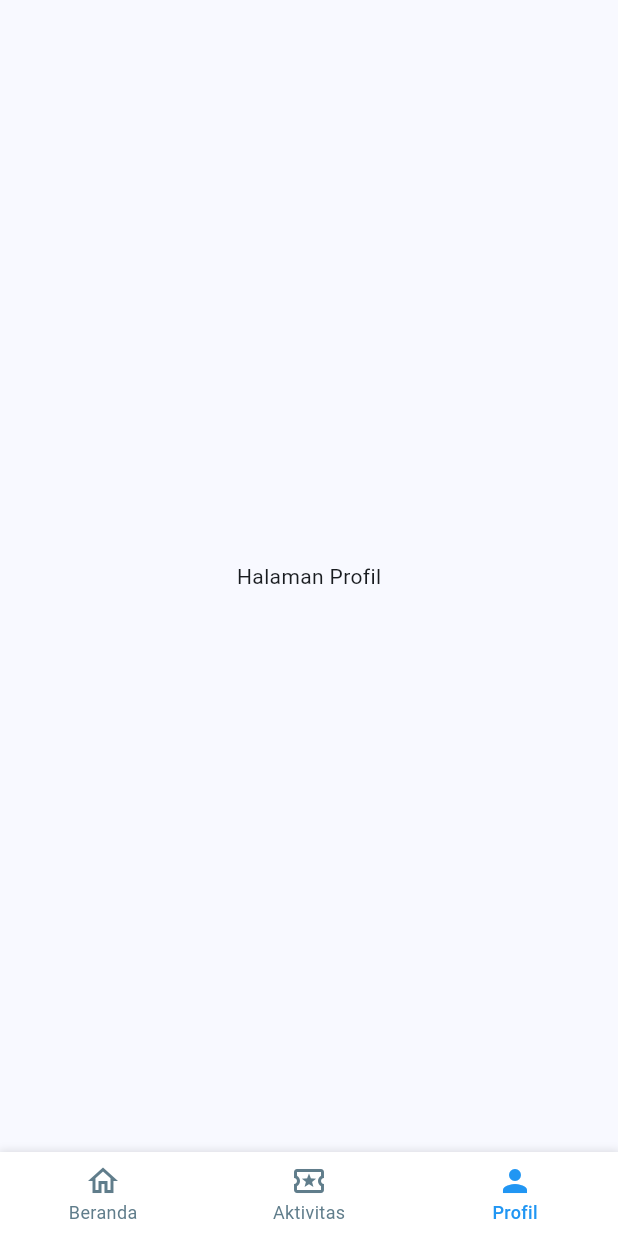
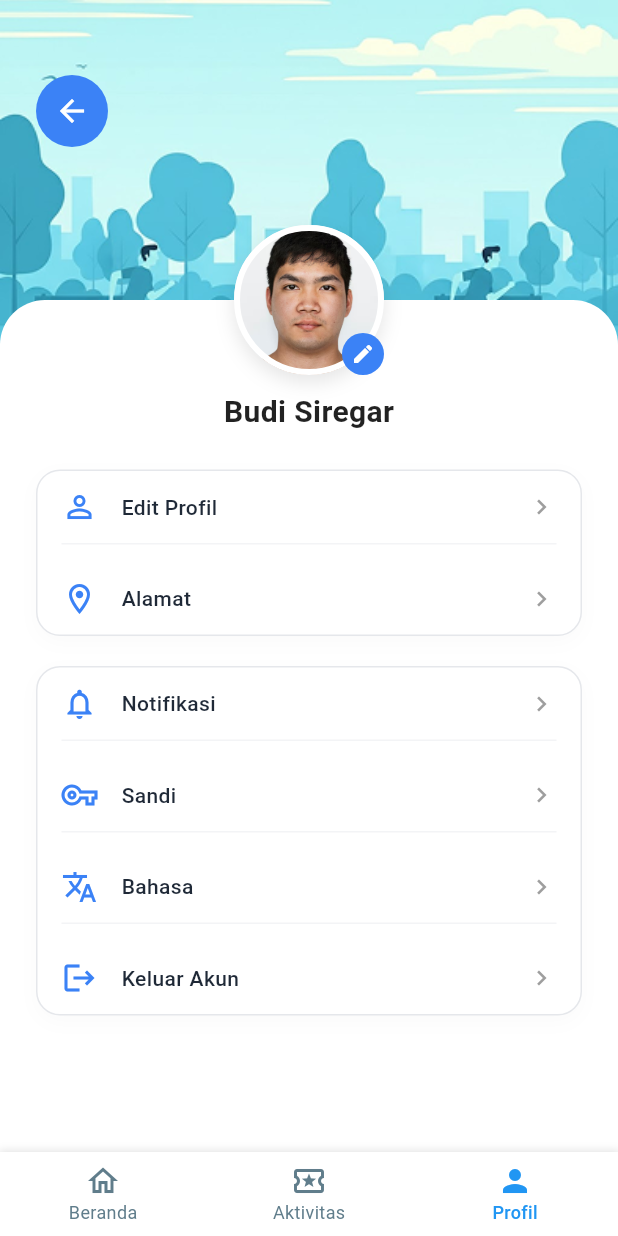
Before and after one commit to aliftheprogramer/face-recognition-flutter, a Flutter app: the MainScreen screen opened directly, item 3 of the bottom bar chosen, on a phone screen of 412 x 824 dp. Run offline on Flutter 3.47's test engine with Material 3 defaults, Android fonts, the phone set to English and light mode, and no system bars; our stand-ins replace camera, dartz, dio, equatable, flutter_bloc, get_it and 2 more; accounts and stored records are empty.

Commit message:
feat: add ProfilePage and ItemProfileWidget for user profile management
- Implemented ProfilePage with a customizable header, back button, and user information display.
- Added ItemProfileWidget for menu items with icons and tap functionality.
- Structured the profile page with scrollable content and organized menu groups.
- Included visual enhancements such as shadows and borders for a polished UI.

```diff
--- a/lib/common/pages/main_screen.dart
+++ b/lib/common/pages/main_screen.dart
@@ -1,7 +1,7 @@
-
 import 'package:flutter/material.dart';
 import 'package:flutter_bloc/flutter_bloc.dart';
 import 'package:gii_dace_recognition/common/bloc/navigation/navigation_cubit.dart';
+import 'package:gii_dace_recognition/features/profile/presentation/pages/profile_page.dart';
 import 'package:gii_dace_recognition/widget/bottom_navigator_widget.dart';
 
 class MainScreen extends StatelessWidget {
@@ -21,7 +21,7 @@ class MainScreen extends StatelessWidget {
             } else if (state.tab == NavigationTab.aktivitas) {
               return const Center(child: Text("Halaman Aktivitas"));
             } else {
-              return const Center(child: Text("Halaman Profil"));
+              return const ProfilePage();
             }
           },
         ),
--- /dev/null
+++ b/lib/features/profile/presentation/pages/profile_page.dart
@@ -0,0 +1,205 @@
+import 'package:flutter/material.dart';
+import 'package:flutter/services.dart';
+import 'package:gii_dace_recognition/features/profile/presentation/widget/item_profile_widget.dart';
+// Pastikan path import ini sesuai dengan struktur folder kamu
+// import 'path/to/item_profile_widget.dart';
+
+// Jika file item_profile_widget.dart berada di folder yang berbeda,
+// kamu bisa meng-copy class ItemProfileWidget di atas ke file ini juga sementara waktu agar tidak error.
+
+class ProfilePage extends StatelessWidget {
+  const ProfilePage({super.key});
+
+  @override
+  Widget build(BuildContext context) {
+    return Scaffold(
+      backgroundColor: Colors.white,
+      body: Stack(
+        children: [
+          // --- LAYER 1: Header Background ---
+          // Bagian atas yang berwarna biru/gambar taman
+          Container(
+            height: 240,
+            width: double.infinity,
+            decoration: const BoxDecoration(
+              image: DecorationImage(
+                image: AssetImage('assets/backgroundprofile.png'),
+                fit: BoxFit.cover,
+              ),
+            ),
+          ),
+
+          // --- LAYER 2: Back Button ---
+          Positioned(
+            top: 50, // Sesuaikan dengan status bar
+            left: 24,
+            child: Container(
+              decoration: const BoxDecoration(
+                shape: BoxShape.circle,
+                color: Color(0xFF3B82F6), // Tombol biru bulat
+              ),
+              child: IconButton(
+                icon: const Icon(Icons.arrow_back, color: Colors.white),
+                onPressed: () => Navigator.pop(context),
+              ),
+            ),
+          ),
+
+          // --- LAYER 3: Konten Putih (Scrollable) ---
+          // Menggunakan SingleChildScrollView agar bisa di-scroll
+          SingleChildScrollView(
+            // Padding top dibuat besar supaya konten mulai DI BAWAH header
+            padding: const EdgeInsets.only(top: 200),
+            child: Container(
+              width: double.infinity,
+              decoration: const BoxDecoration(
+                color: Colors.white,
+                borderRadius: BorderRadius.vertical(top: Radius.circular(30)),
+              ),
+              child: Column(
+                children: [
+                  // Jarak kosong untuk memberi ruang bagi foto profil yang menumpuk
+                  const SizedBox(height: 60),
+
+                  // Nama User
+                  const Text(
+                    'Budi Siregar',
+                    style: TextStyle(
+                      fontSize: 20,
+                      fontWeight: FontWeight.bold,
+                      color: Colors.black87,
+                    ),
+                  ),
+                  const SizedBox(height: 24),
+
+                  // --- GROUP MENU 1 ---
+                  _buildMenuContainer(
+                    children: [
+                      ItemProfileWidget(
+                        icon: Icons.person_outline,
+                        title: 'Edit Profil',
+                        onTap: () {},
+                      ),
+                      ItemProfileWidget(
+                        icon: Icons.location_on_outlined,
+                        title: 'Alamat',
+                        showDivider: false, // Item terakhir di grup
+                        onTap: () {},
+                      ),
+                    ],
+                  ),
+
+                  const SizedBox(height: 20),
+
+                  // --- GROUP MENU 2 ---
+                  _buildMenuContainer(
+                    children: [
+                      ItemProfileWidget(
+                        icon: Icons.notifications_none_outlined,
+                        title: 'Notifikasi',
+                        onTap: () {},
+                      ),
+                      ItemProfileWidget(
+                        icon: Icons.vpn_key_outlined, // Ikon kunci/sandi
+                        title: 'Sandi',
+                        onTap: () {},
+                      ),
+                      ItemProfileWidget(
+                        icon: Icons.translate,
+                        title: 'Bahasa',
+                        onTap: () {},
+                      ),
+                      ItemProfileWidget(
+                        icon: Icons.logout,
+                        title: 'Keluar Akun',
+                        showDivider: false,
+                        onTap: () {},
+                      ),
+                    ],
+                  ),
+
+                  const SizedBox(height: 40), // Jarak bawah
+                ],
+              ),
+            ),
+          ),
+
+          // --- LAYER 4: Foto Profil ---
+          // Diletakkan paling bawah di Stack (artinya paling depan secara visual)
+          // tapi posisinya dihitung manual agar pas di tengah garis batas.
+          Positioned(
+            top: 150, // 200 (mulai box putih) - 50 (setengah tinggi foto)
+            left: 0,
+            right: 0,
+            child: Center(
+              child: Stack(
+                children: [
+                  // Lingkaran Foto
+                  Container(
+                    width: 100,
+                    height: 100,
+                    decoration: BoxDecoration(
+                      shape: BoxShape.circle,
+                      border: Border.all(
+                        color: Colors.white,
+                        width: 4,
+                      ), // Border putih tebal
+                      image: const DecorationImage(
+                        image: AssetImage('assets/mukaorang.png'),
+                        fit: BoxFit.cover,
+                      ),
+                      boxShadow: [
+                        BoxShadow(
+                          color: Colors.black.withOpacity(0.1),
+                          blurRadius: 10,
+                          offset: const Offset(0, 5),
+                        ),
+                      ],
+                    ),
+                  ),
+                  // Ikon Edit (Pensil)
+                  Positioned(
+                    bottom: 0,
+                    right: 0,
+                    child: Container(
+                      padding: const EdgeInsets.all(6),
+                      decoration: const BoxDecoration(
+                        color: Color(0xFF3B82F6),
+                        shape: BoxShape.circle,
+                      ),
+                      child: const Icon(
+                        Icons.edit,
+                        color: Colors.white,
+                        size: 16,
+                      ),
+                    ),
+                  ),
+                ],
+              ),
+            ),
+          ),
+        ],
+      ),
+    );
+  }
+
+  // Widget helper untuk membungkus grup menu (Card Putih dengan Border)
+  Widget _buildMenuContainer({required List<Widget> children}) {
+    return Container(
+      margin: const EdgeInsets.symmetric(horizontal: 24),
+      decoration: BoxDecoration(
+        color: Colors.white,
+        borderRadius: BorderRadius.circular(16),
+        border: Border.all(color: const Color(0xFFE5E7EB)), // Border abu tipis
+        boxShadow: [
+          BoxShadow(
+            color: Colors.black.withOpacity(0.02),
+            blurRadius: 10,
+            offset: const Offset(0, 4),
+          ),
+        ],
+      ),
+      child: Column(children: children),
+    );
+  }
+}
--- /dev/null
+++ b/lib/features/profile/presentation/widget/item_profile_widget.dart
@@ -0,0 +1,67 @@
+//lib/features/profile/presentation/widget/item_profile_widget.dart
+import 'package:flutter/material.dart';
+
+class ItemProfileWidget extends StatelessWidget {
+  final String title;
+  final IconData icon;
+  final VoidCallback? onTap;
+  final bool showDivider; // Untuk menyembunyikan garis di item terakhir
+
+  const ItemProfileWidget({
+    super.key,
+    required this.title,
+    required this.icon,
+    this.onTap,
+    this.showDivider = true,
+  });
+
+  @override
+  Widget build(BuildContext context) {
+    return InkWell(
+      onTap: onTap,
+      child: Padding(
+        padding: const EdgeInsets.symmetric(horizontal: 16.0, vertical: 12.0),
+        child: Column(
+          mainAxisSize: MainAxisSize.min,
+          children: [
+            Row(
+              children: [
+                // Ikon di sebelah kiri (Biru Outline)
+                Icon(
+                  icon,
+                  color: const Color(0xFF3B82F6), // Warna biru utama
+                  size: 24,
+                ),
+                const SizedBox(width: 16),
+
+                // Teks Judul
+                Expanded(
+                  child: Text(
+                    title,
+                    style: const TextStyle(
+                      fontSize: 14,
+                      fontWeight: FontWeight.w500,
+                      color: Color(0xFF1F2937), // Warna teks hampir hitam
+                    ),
+                  ),
+                ),
+
+                // Panah ke kanan
+                const Icon(Icons.chevron_right, color: Colors.grey, size: 20),
+              ],
+            ),
+            // Garis pemisah (Divider) jika showDivider true
+            if (showDivider) ...[
+              const SizedBox(height: 12),
+              const Divider(
+                height: 1,
+                thickness: 1,
+                color: Color(0xFFF3F4F6), // Abu-abu sangat muda
+              ),
+            ],
+          ],
+        ),
+      ),
+    );
+  }
+}
```
Also changed, not shown: assets/backgroundprofile.png (added).
